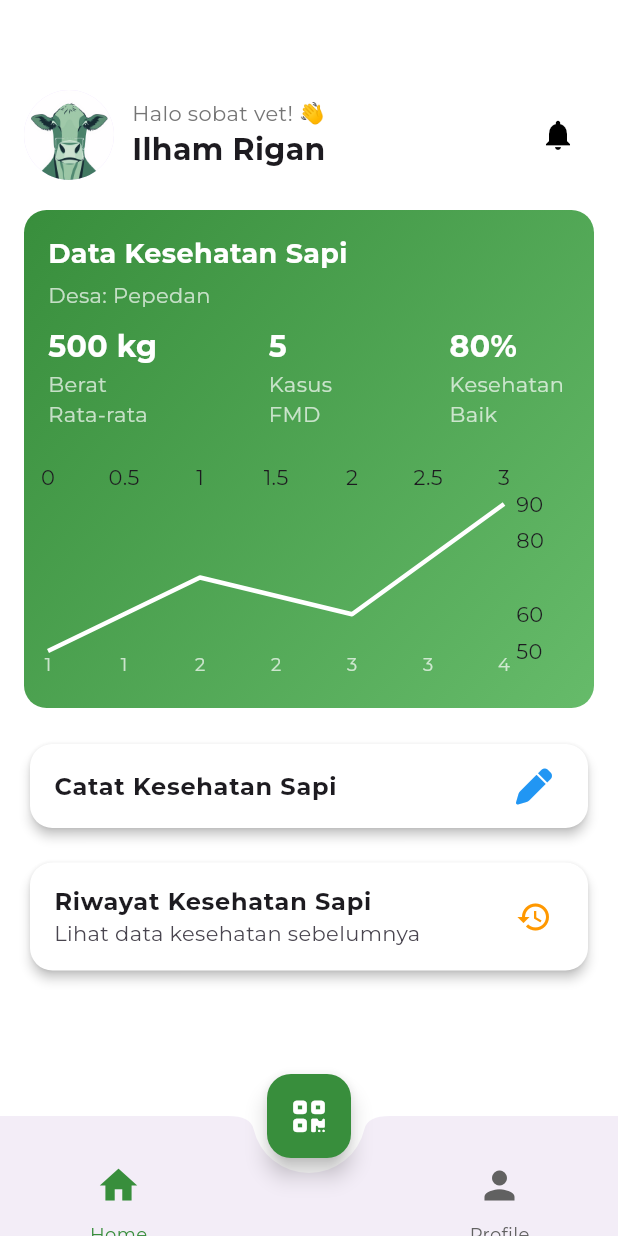
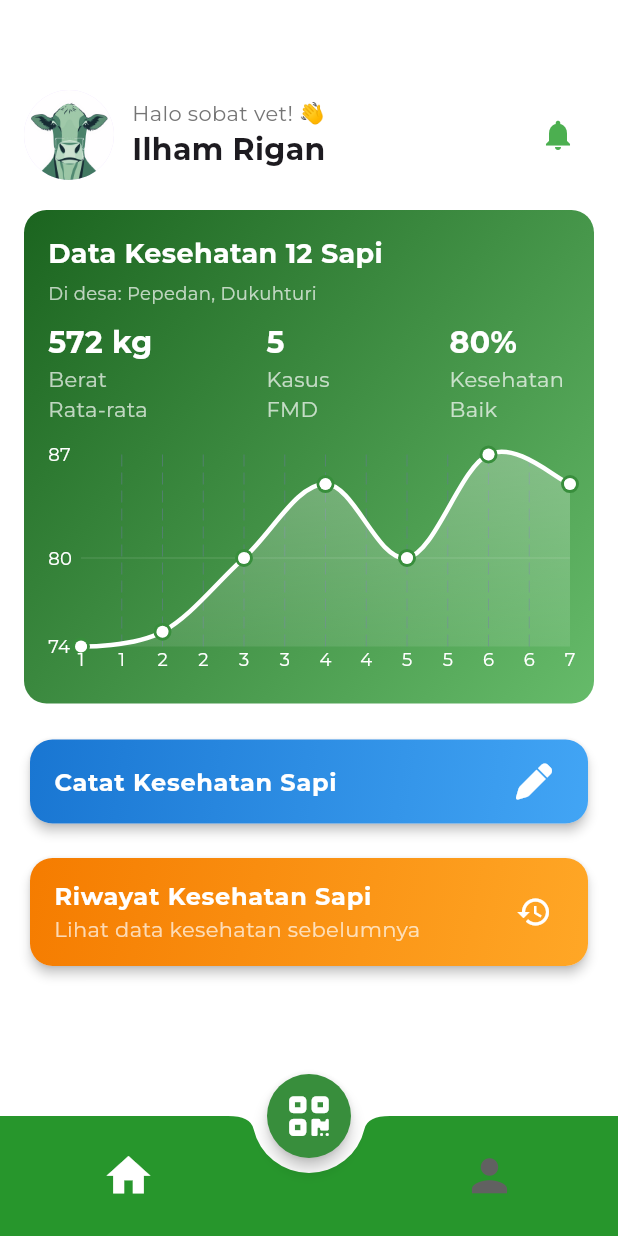
Before and after one commit to IlhamRichie/FMD-Disease-AI, a Flutter app: the HomePage screen opened directly, on a phone screen of 412 x 824 dp. Run offline on Flutter 3.47's test engine with Material 3 defaults, Android fonts, the phone set to English and light mode, and no system bars; drawn by our look-alikes of fl_chart; our stand-ins replace animate_do, font_awesome_flutter, google_fonts.

Commit message:
Layouting

```diff
--- a/lib/pages/homepage.dart
+++ b/lib/pages/homepage.dart
@@ -14,16 +14,20 @@ class HomePage extends StatelessWidget {
           _buildAppBar(),
           Expanded(
             child: SingleChildScrollView(
-              padding: const EdgeInsets.symmetric(horizontal: 16, vertical: 0), // Padding vertikal diubah ke 0
+              padding: const EdgeInsets.symmetric(horizontal: 16, vertical: 0),
               child: Column(
                 crossAxisAlignment: CrossAxisAlignment.start,
                 children: [
-                  _buildHealthDataCard(), // Card besar diposisikan lebih ke atas
+                  _buildHealthDataCard(),
                   const SizedBox(height: 20),
                   _buildActionCard(
                     title: "Catat Kesehatan Sapi",
                     icon: FontAwesomeIcons.pen,
-                    color: Colors.blue,
+                    gradient: LinearGradient(
+                      colors: [Colors.blue.shade700, Colors.blue.shade400],
+                      begin: Alignment.topLeft,
+                      end: Alignment.bottomRight,
+                    ),
                     onTap: () {},
                   ),
                   const SizedBox(height: 15),
@@ -31,7 +35,11 @@ class HomePage extends StatelessWidget {
                     title: "Riwayat Kesehatan Sapi",
                     subtitle: "Lihat data kesehatan sebelumnya",
                     icon: Icons.history,
-                    color: Colors.orange,
+                    gradient: LinearGradient(
+                      colors: [Colors.orange.shade700, Colors.orange.shade400],
+                      begin: Alignment.topLeft,
+                      end: Alignment.bottomRight,
+                    ),
                     onTap: () {},
                   ),
                 ],
@@ -43,10 +51,17 @@ class HomePage extends StatelessWidget {
       bottomNavigationBar: _buildBottomAppBar(context),
       floatingActionButton: FloatingActionButton(
         backgroundColor: Colors.green.shade700,
+        elevation: 4,
+        shape: const CircleBorder(), // Membuat FAB bulat
         onPressed: () {
-          Navigator.push(context, MaterialPageRoute(builder: (context) => ScanScreen()));
+          Navigator.push(
+              context, MaterialPageRoute(builder: (context) => ScanScreen()));
         },
-        child: const Icon(FontAwesomeIcons.qrcode, color: Colors.white, size: 24),
+        child: const Icon(
+          FontAwesomeIcons.qrcode,
+          color: Colors.white,
+          size: 30,
+        ),
       ),
       floatingActionButtonLocation: FloatingActionButtonLocation.centerDocked,
     );
@@ -54,7 +69,7 @@ class HomePage extends StatelessWidget {
 
   Widget _buildAppBar() {
     return Padding(
-      padding: const EdgeInsets.only(top: 60, left: 16, right: 16, bottom: 20), // AppBar diturunkan
+      padding: const EdgeInsets.only(top: 60, left: 16, right: 16, bottom: 20),
       child: Row(
         mainAxisAlignment: MainAxisAlignment.spaceBetween,
         children: [
@@ -68,14 +83,18 @@ class HomePage extends StatelessWidget {
               Column(
                 crossAxisAlignment: CrossAxisAlignment.start,
                 children: [
-                  Text("Halo sobat vet! 👋", style: TextStyle(fontSize: 14, color: Colors.grey.shade600)),
-                  const Text("Ilham Rigan", style: TextStyle(fontSize: 20, fontWeight: FontWeight.bold)),
+                  Text("Halo sobat vet! 👋",
+                      style:
+                          TextStyle(fontSize: 14, color: Colors.grey.shade600)),
+                  const Text("Ilham Rigan",
+                      style:
+                          TextStyle(fontSize: 20, fontWeight: FontWeight.bold)),
                 ],
               ),
             ],
           ),
           IconButton(
-            icon: const Icon(Icons.notifications, color: Colors.black),
+            icon: const Icon(Icons.notifications, color: Colors.green),
             onPressed: () {},
           ),
         ],
@@ -87,10 +106,13 @@ class HomePage extends StatelessWidget {
     return Container(
       width: double.infinity,
       padding: const EdgeInsets.all(16),
-      margin: const EdgeInsets.only(top: 0), // Margin dihapus atau diatur ke 0
+      margin: const EdgeInsets.only(top: 0),
       decoration: BoxDecoration(
         gradient: LinearGradient(
-          colors: [Colors.green.shade700, Colors.green.shade400],
+          colors: [
+            const Color(0xFF1B641F),
+            Colors.green.shade400
+          ],
           begin: Alignment.topLeft,
           end: Alignment.bottomRight,
         ),
@@ -99,14 +121,19 @@ class HomePage extends StatelessWidget {
       child: Column(
         crossAxisAlignment: CrossAxisAlignment.start,
         children: [
-          const Text("Data Kesehatan Sapi", style: TextStyle(color: Colors.white, fontSize: 18, fontWeight: FontWeight.bold)),
+          const Text("Data Kesehatan 12 Sapi",
+              style: TextStyle(
+                  color: Colors.white,
+                  fontSize: 18,
+                  fontWeight: FontWeight.bold)),
           const SizedBox(height: 5),
-          const Text("Desa: Pepedan", style: TextStyle(color: Colors.white70, fontSize: 14)),
+          const Text("Di desa: Pepedan, Dukuhturi",
+              style: TextStyle(color: Colors.white70, fontSize: 12)),
           const SizedBox(height: 10),
           Row(
             mainAxisAlignment: MainAxisAlignment.spaceBetween,
             children: [
-              _buildStatistic("500 kg", "Berat \nRata-rata"),
+              _buildStatistic("572 kg", "Berat \nRata-rata"),
               _buildStatistic("5", "Kasus \nFMD"),
               _buildStatistic("80%", "Kesehatan \nBaik"),
             ],
@@ -116,43 +143,81 @@ class HomePage extends StatelessWidget {
             height: 150,
             child: LineChart(
               LineChartData(
-                gridData: const FlGridData(show: false),
+                gridData: FlGridData(
+                  show: true,
+                  drawVerticalLine: true,
+                  horizontalInterval: 20,
+                  getDrawingHorizontalLine: (value) {
+                    return FlLine(
+                      color: Colors.white.withOpacity(0.1),
+                      strokeWidth: 1,
+                    );
+                  },
+                ),
                 titlesData: FlTitlesData(
-                  leftTitles: const AxisTitles(), // Sumbu Y tidak menampilkan label
+                  leftTitles: AxisTitles(
+                    sideTitles: SideTitles(
+                      showTitles: true,
+                      interval: 20,
+                      getTitlesWidget: (value, meta) {
+                        return Text(
+                          value.toInt().toString(),
+                          style: TextStyle(color: Colors.white, fontSize: 12),
+                        );
+                      },
+                    ),
+                  ),
                   bottomTitles: AxisTitles(
                     sideTitles: SideTitles(
                       showTitles: true,
                       getTitlesWidget: (value, meta) {
-                        // Menampilkan label mingguan
-                        switch (value.toInt()) {
-                          case 0:
-                            return Text("1", style: TextStyle(color: Colors.white70, fontSize: 12));
-                          case 1:
-                            return Text("2", style: TextStyle(color: Colors.white70, fontSize: 12));
-                          case 2:
-                            return Text("3", style: TextStyle(color: Colors.white70, fontSize: 12));
-                          case 3:
-                            return Text("4", style: TextStyle(color: Colors.white70, fontSize: 12));
-                          default:
-                            return const Text("");
-                        }
+                        return Text(
+                          (value.toInt() + 1).toString(),
+                          style: TextStyle(color: Colors.white, fontSize: 12),
+                        );
                       },
                     ),
                   ),
+                  rightTitles: const AxisTitles(),
+                  topTitles: const AxisTitles(),
                 ),
-                borderData: FlBorderData(show: false), // Menghilangkan border grafik
+                borderData: FlBorderData(show: false),
                 lineBarsData: [
                   LineChartBarData(
                     spots: const [
-                      FlSpot(0, 50), // Data untuk Minggu 1
-                      FlSpot(1, 70), // Data untuk Minggu 2
-                      FlSpot(2, 60), // Data untuk Minggu 3
-                      FlSpot(3, 90), // Data untuk Minggu 4
+                      FlSpot(0, 74),
+                      FlSpot(1, 75),
+                      FlSpot(2, 80),
+                      FlSpot(3, 85),
+                      FlSpot(4, 80),
+                      FlSpot(5, 87),
+                      FlSpot(6, 85),
                     ],
-                    isCurved: false, // Garis lurus
-                    color: Colors.white, // Warna garis
-                    barWidth: 3, // Lebar garis
-                    dotData: const FlDotData(show: false), // Menghilangkan titik pada garis
+                    isCurved: true,
+                    color: Colors.white,
+                    barWidth: 3,
+                    dotData: FlDotData(
+                      show: true,
+                      getDotPainter: (spot, percent, barData, index) {
+                        return FlDotCirclePainter(
+                          radius: 4,
+                          color: Colors.white,
+                          strokeWidth: 2,
+                          strokeColor: Colors.green.shade700,
+                        );
+                      },
+                    ),
+                    belowBarData: BarAreaData(
+                      show: true,
+                      gradient: LinearGradient(
+                        colors: [
+                          Colors.white.withOpacity(0.3),
+                          Colors.white.withOpacity(0.1),
+                        ],
+                        begin: Alignment.topCenter,
+                        end: Alignment.bottomCenter,
+                      ),
+                    ),
                   ),
                 ],
               ),
@@ -167,7 +232,11 @@ class HomePage extends StatelessWidget {
     return Column(
       crossAxisAlignment: CrossAxisAlignment.start,
       children: [
-        Text(value, style: const TextStyle(color: Colors.white, fontSize: 20, fontWeight: FontWeight.bold)),
+        Text(value,
+            style: const TextStyle(
+                color: Colors.white,
+                fontSize: 20,
+                fontWeight: FontWeight.bold)),
         Text(label, style: const TextStyle(color: Colors.white70)),
       ],
     );
@@ -177,44 +246,57 @@ class HomePage extends StatelessWidget {
     required String title,
     String? subtitle,
     required IconData icon,
-    required Color color,
+    required Gradient gradient,
     required VoidCallback onTap,
   }) {
     return Card(
       elevation: 3,
-      color: Colors.white, // Warna card diubah menjadi putih
       shape: RoundedRectangleBorder(borderRadius: BorderRadius.circular(15)),
-      child: ListTile(
-        title: Text(title, style: const TextStyle(fontSize: 16, fontWeight: FontWeight.bold)),
-        subtitle: subtitle != null ? Text(subtitle) : null,
-        trailing: Icon(icon, color: color),
-        onTap: onTap,
+      child: Container(
+        decoration: BoxDecoration(
+          gradient: gradient,
+          borderRadius: BorderRadius.circular(15),
+        ),
+        child: ListTile(
+          title: Text(title,
+              style: const TextStyle(
+                  fontSize: 16,
+                  fontWeight: FontWeight.bold,
+                  color: Colors.white)),
+          subtitle: subtitle != null
+              ? Text(subtitle, style: const TextStyle(color: Colors.white70))
+              : null,
+          trailing: Icon(icon, color: Colors.white),
+          onTap: onTap,
+        ),
       ),
     );
   }
 
   Widget _buildBottomAppBar(BuildContext context) {
     return BottomAppBar(
+      color: Color.fromARGB(255, 39, 150, 44),
       shape: const CircularNotchedRectangle(),
-      notchMargin: 10,
+      notchMargin: 10, // Kurangi notchMargin agar tidak terlalu tinggi
       child: Container(
-        padding: const EdgeInsets.symmetric(vertical: 10),
+        height: 60, // Sesuaikan tinggi agar tidak overflow
+        padding:
+            const EdgeInsets.symmetric(vertical: 0), // Hapus padding vertikal
         child: Row(
           mainAxisAlignment: MainAxisAlignment.spaceAround,
           children: [
             _buildBottomIcon(
               icon: Icons.home,
-              label: "Home",
-              color: Colors.green.shade700,
+              color: const Color.fromARGB(255, 255, 255, 255),
               onPressed: () {},
             ),
-            const SizedBox(width: 50),
+            const SizedBox(width: 10), // Kurangi jarak antar ikon
             _buildBottomIcon(
               icon: Icons.person,
-              label: "Profile",
               color: Colors.grey.shade700,
               onPressed: () {
-                Navigator.push(context, MaterialPageRoute(builder: (context) => ProfileScreen()));
+                Navigator.push(context,
+                    MaterialPageRoute(builder: (context) => ProfileScreen()));
               },
             ),
           ],
@@ -225,7 +307,6 @@ class HomePage extends StatelessWidget {
 
   Widget _buildBottomIcon({
     required IconData icon,
-    required String label,
     required Color color,
     required VoidCallback onPressed,
   }) {
@@ -233,10 +314,12 @@ class HomePage extends StatelessWidget {
       mainAxisSize: MainAxisSize.min,
       children: [
         IconButton(
-          icon: Icon(icon, color: color, size: 30),
+          icon: Icon(icon, color: color, size: 35), // Kurangi ukuran ikon
+          padding: EdgeInsets.zero, // Hapus padding bawaan IconButton
+          constraints:
+              const BoxConstraints(), // Hilangkan batas bawaan IconButton
           onPressed: onPressed,
         ),
-        Text(label, style: TextStyle(color: color, fontSize: 12)),
       ],
     );
   }
```
